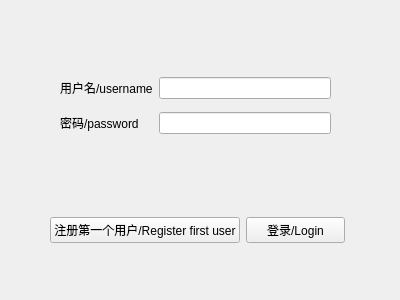
Qt form src_client/loginwidget.ui (RebeccaPan/Train_Ticket) before a commit.
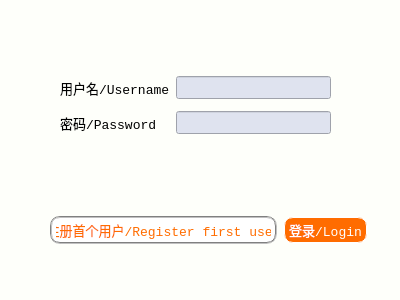
The same form after that commit.

Patch:
```diff
--- a/src_client/loginwidget.ui
+++ b/src_client/loginwidget.ui
@@ -10,9 +10,39 @@
     <height>300</height>
    </rect>
   </property>
+  <property name="font">
+   <font>
+    <family>Consolas</family>
+    <pointsize>10</pointsize>
+   </font>
+  </property>
   <property name="windowTitle">
    <string>登录 Login</string>
   </property>
+  <property name="styleSheet">
+   <string notr="true">QWidget{background-color: rgb(254,255,250);}
+
+QPushButton {
+	font:10pt &quot;Consolas&quot;;
+	border:2px groove white;border-radius:10px;padding:2px 4px;
+	background-color: rgb(255,108,0);color: rgb(255,255,255);
+}
+
+QPushButton#pushButton {
+	font:10pt &quot;Consolas&quot;;
+	border:2px groove grey;border-radius:10px;padding:2px 4px;
+	background-color: rgb(255,255,255);color: rgb(255,108,0);
+}
+
+QLabel {
+	font:10pt &quot;Consolas&quot;;
+}
+
+QLineEdit {
+	font:10pt &quot;Consolas&quot;;
+	background-color: rgb(223,227,239);
+}</string>
+  </property>
   <widget class="QWidget" name="gridLayoutWidget">
    <property name="geometry">
     <rect>
@@ -26,14 +56,14 @@
     <item row="0" column="0">
      <widget class="QLabel" name="label">
       <property name="text">
-       <string>用户名/username</string>
+       <string>用户名/Username</string>
       </property>
      </widget>
     </item>
     <item row="1" column="0">
      <widget class="QLabel" name="label_2">
       <property name="text">
-       <string>密码/password</string>
+       <string>密码/Password</string>
       </property>
      </widget>
     </item>
@@ -50,7 +80,7 @@
     <rect>
      <x>50</x>
      <y>190</y>
-     <width>295</width>
+     <width>318</width>
      <height>80</height>
     </rect>
    </property>
@@ -58,7 +88,7 @@
     <item>
      <widget class="QPushButton" name="pushButton">
       <property name="text">
-       <string>注册第一个用户/Register first user</string>
+       <string>注册首个用户/Register first user</string>
       </property>
      </widget>
     </item>
```
